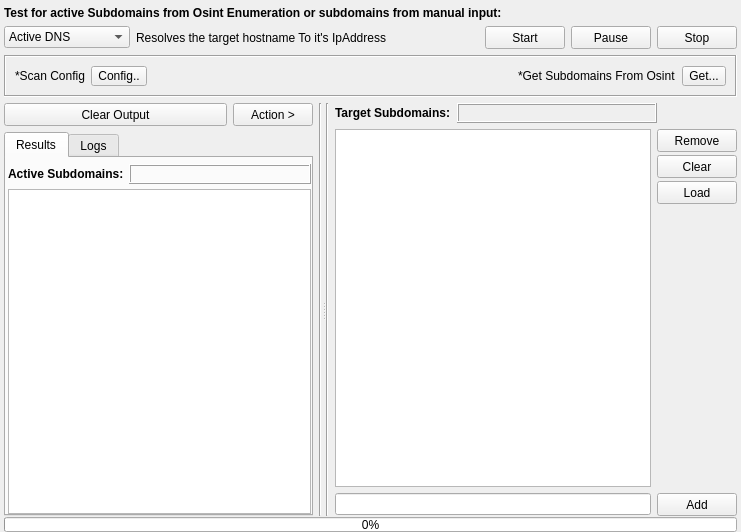
3nock/OTE, file gui/src/engines/active/Active.ui: the form before one commit.
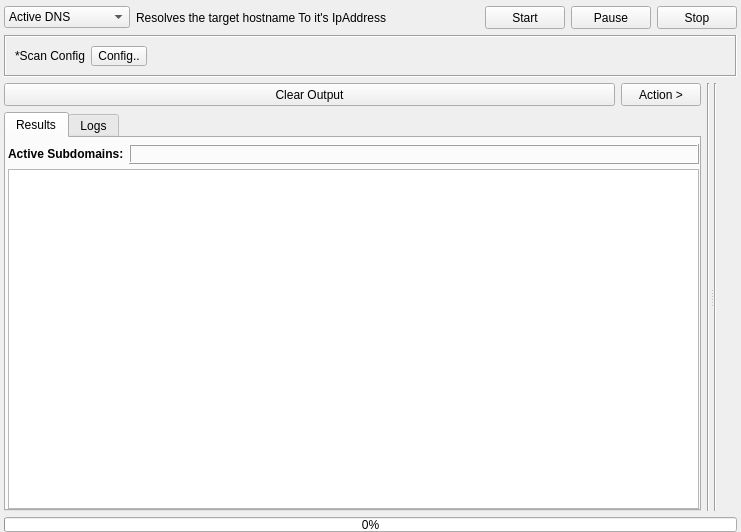
The form after the commit. Custom widgets are drawn as their Qt base class.

Patch:
```diff
--- a/gui/src/engines/active/Active.ui
+++ b/gui/src/engines/active/Active.ui
@@ -16,7 +16,7 @@
   <property name="styleSheet">
    <string notr="true"/>
   </property>
-  <layout class="QVBoxLayout" name="verticalLayout_2">
+  <layout class="QVBoxLayout" name="verticalLayout">
    <property name="leftMargin">
     <number>4</number>
    </property>
@@ -29,25 +29,6 @@
    <property name="bottomMargin">
     <number>0</number>
    </property>
-   <item>
-    <widget class="QLabel" name="label_13">
-     <property name="sizePolicy">
-      <sizepolicy hsizetype="Preferred" vsizetype="Maximum">
-       <horstretch>0</horstretch>
-       <verstretch>0</verstretch>
-      </sizepolicy>
-     </property>
-     <property name="font">
-      <font>
-       <weight>75</weight>
-       <bold>true</bold>
-      </font>
-     </property>
-     <property name="text">
-      <string>Test for active Subdomains from Osint Enumeration or subdomains from manual input:</string>
-     </property>
-    </widget>
-   </item>
    <item>
     <layout class="QHBoxLayout" name="horizontalLayout">
      <item>
@@ -248,43 +229,9 @@
         </property>
        </spacer>
       </item>
-      <item>
-       <widget class="QLabel" name="label_16">
-        <property name="sizePolicy">
-         <sizepolicy hsizetype="Maximum" vsizetype="Maximum">
-          <horstretch>0</horstretch>
-          <verstretch>0</verstretch>
-         </sizepolicy>
-        </property>
-        <property name="text">
-         <string>*Get Subdomains From Osint</string>
-        </property>
-       </widget>
-      </item>
-      <item>
-       <widget class="QToolButton" name="toolButton_get">
-        <property name="minimumSize">
-         <size>
-          <width>0</width>
-          <height>19</height>
-         </size>
-        </property>
-        <property name="styleSheet">
-         <string notr="true"/>
-        </property>
-        <property name="text">
-         <string>Get...</string>
-        </property>
-       </widget>
-      </item>
      </layout>
     </widget>
    </item>
-   <item>
-    <layout class="QVBoxLayout" name="verticalLayout">
-     <property name="spacing">
-      <number>1</number>
-     </property>
      <item>
       <widget class="QSplitter" name="splitter">
        <property name="orientation">
@@ -593,257 +540,13 @@
           </widget>
          </item>
          <item>
-          <widget class="QFrame" name="frame_targets">
-           <layout class="QVBoxLayout" name="verticalLayout_25">
-            <property name="spacing">
-             <number>6</number>
-            </property>
-            <property name="leftMargin">
-             <number>0</number>
-            </property>
-            <property name="topMargin">
-             <number>0</number>
-            </property>
-            <property name="rightMargin">
-             <number>0</number>
-            </property>
-            <property name="bottomMargin">
-             <number>0</number>
-            </property>
-            <item>
-             <layout class="QHBoxLayout" name="theLayout">
-              <item>
-               <widget class="QLabel" name="label_15">
-                <property name="sizePolicy">
-                 <sizepolicy hsizetype="Maximum" vsizetype="Preferred">
-                  <horstretch>0</horstretch>
-                  <verstretch>0</verstretch>
-                 </sizepolicy>
-                </property>
-                <property name="font">
-                 <font>
-                  <weight>75</weight>
-                  <bold>true</bold>
-                 </font>
-                </property>
-                <property name="text">
-                 <string>Target Subdomains:</string>
-                </property>
-               </widget>
-              </item>
-              <item>
-               <widget class="QLabel" name="label_targetsCount">
-                <property name="sizePolicy">
-                 <sizepolicy hsizetype="Preferred" vsizetype="Maximum">
-                  <horstretch>0</horstretch>
-                  <verstretch>0</verstretch>
-                 </sizepolicy>
-                </property>
+        <widget class="InputWidget" name="targets" native="true">
                 <property name="minimumSize">
                  <size>
                   <width>0</width>
-                  <height>20</height>
-                 </size>
-                </property>
-                <property name="maximumSize">
-                 <size>
-                  <width>16777215</width>
-                  <height>20</height>
-                 </size>
-                </property>
-                <property name="font">
-                 <font>
-                  <weight>75</weight>
-                  <bold>true</bold>
-                 </font>
-                </property>
-                <property name="styleSheet">
-                 <string notr="true"/>
-                </property>
-                <property name="frameShape">
-                 <enum>QFrame::Box</enum>
-                </property>
-                <property name="frameShadow">
-                 <enum>QFrame::Raised</enum>
-                </property>
-                <property name="text">
-                 <string/>
-                </property>
-               </widget>
-              </item>
-              <item>
-               <spacer name="horizontalSpacer_9">
-                <property name="orientation">
-                 <enum>Qt::Horizontal</enum>
-                </property>
-                <property name="sizeType">
-                 <enum>QSizePolicy::Fixed</enum>
-                </property>
-                <property name="sizeHint" stdset="0">
-                 <size>
-                  <width>80</width>
-                  <height>20</height>
-                 </size>
-                </property>
-               </spacer>
-              </item>
-             </layout>
-            </item>
-            <item>
-             <layout class="QHBoxLayout" name="horizontalLayout_24">
-              <item>
-               <widget class="QListWidget" name="listWidget_targets">
-                <property name="font">
-                 <font>
-                  <family>MS Shell Dlg 2</family>
-                  <pointsize>8</pointsize>
-                 </font>
-                </property>
-                <property name="focusPolicy">
-                 <enum>Qt::NoFocus</enum>
-                </property>
-                <property name="styleSheet">
-                 <string notr="true"/>
-                </property>
-                <property name="editTriggers">
-                 <set>QAbstractItemView::DoubleClicked</set>
-                </property>
-                <property name="showDropIndicator" stdset="0">
-                 <bool>false</bool>
-                </property>
-                <property name="selectionMode">
-                 <enum>QAbstractItemView::ExtendedSelection</enum>
-                </property>
-                <property name="verticalScrollMode">
-                 <enum>QAbstractItemView::ScrollPerPixel</enum>
-                </property>
-                <property name="horizontalScrollMode">
-                 <enum>QAbstractItemView::ScrollPerPixel</enum>
-                </property>
-                <property name="selectionRectVisible">
-                 <bool>false</bool>
-                </property>
-                <property name="sortingEnabled">
-                 <bool>false</bool>
-                </property>
-               </widget>
-              </item>
-              <item>
-               <layout class="QVBoxLayout" name="verticalLayout_26">
-                <property name="spacing">
-                 <number>3</number>
-                </property>
-                <item>
-                 <widget class="QPushButton" name="pushButton_removeTargets">
-                  <property name="minimumSize">
-                   <size>
-                    <width>75</width>
-                    <height>23</height>
-                   </size>
-                  </property>
-                  <property name="styleSheet">
-                   <string notr="true"/>
-                  </property>
-                  <property name="text">
-                   <string>Remove</string>
-                  </property>
-                 </widget>
-                </item>
-                <item>
-                 <widget class="QPushButton" name="pushButton_clearTargets">
-                  <property name="sizePolicy">
-                   <sizepolicy hsizetype="Fixed" vsizetype="Fixed">
-                    <horstretch>0</horstretch>
-                    <verstretch>0</verstretch>
-                   </sizepolicy>
-                  </property>
-                  <property name="minimumSize">
-                   <size>
-                    <width>75</width>
-                    <height>23</height>
-                   </size>
-                  </property>
-                  <property name="styleSheet">
-                   <string notr="true"/>
-                  </property>
-                  <property name="text">
-                   <string>Clear</string>
-                  </property>
-                 </widget>
-                </item>
-                <item>
-                 <widget class="QPushButton" name="pushButton_loadTargets">
-                  <property name="sizePolicy">
-                   <sizepolicy hsizetype="Fixed" vsizetype="Fixed">
-                    <horstretch>0</horstretch>
-                    <verstretch>0</verstretch>
-                   </sizepolicy>
-                  </property>
-                  <property name="minimumSize">
-                   <size>
-                    <width>75</width>
-                    <height>23</height>
-                   </size>
-                  </property>
-                  <property name="styleSheet">
-                   <string notr="true"/>
-                  </property>
-                  <property name="text">
-                   <string>Load</string>
-                  </property>
-                 </widget>
-                </item>
-                <item>
-                 <spacer name="verticalSpacer_4">
-                  <property name="orientation">
-                   <enum>Qt::Vertical</enum>
-                  </property>
-                  <property name="sizeHint" stdset="0">
-                   <size>
-                    <width>20</width>
-                    <height>40</height>
-                   </size>
-                  </property>
-                 </spacer>
-                </item>
-               </layout>
-              </item>
-             </layout>
-            </item>
-            <item>
-             <layout class="QHBoxLayout" name="horizontalLayout_25">
-              <item>
-               <widget class="QLineEdit" name="lineEdit_targets">
-                <property name="styleSheet">
-                 <string notr="true"/>
-                </property>
-               </widget>
-              </item>
-              <item>
-               <widget class="QPushButton" name="pushButton_addTargets">
-                <property name="sizePolicy">
-                 <sizepolicy hsizetype="Fixed" vsizetype="Fixed">
-                  <horstretch>0</horstretch>
-                  <verstretch>0</verstretch>
-                 </sizepolicy>
-                </property>
-                <property name="minimumSize">
-                 <size>
-                  <width>75</width>
-                  <height>23</height>
-                 </size>
-                </property>
-                <property name="styleSheet">
-                 <string notr="true"/>
-                </property>
-                <property name="text">
-                 <string>Add</string>
-                </property>
-               </widget>
-              </item>
-             </layout>
-            </item>
-           </layout>
+           <height>150</height>
+          </size>
+         </property>
           </widget>
          </item>
         </layout>
@@ -873,9 +576,15 @@
       </widget>
      </item>
     </layout>
-   </item>
-  </layout>
  </widget>
+ <customwidgets>
+  <customwidget>
+   <class>InputWidget</class>
+   <extends>QWidget</extends>
+   <header>src/widgets/InputWidget.h</header>
+   <container>1</container>
+  </customwidget>
+ </customwidgets>
  <resources/>
  <connections/>
 </ui>
```
Left out of the diff: 30 changed lines with no effect on the pictures. Lines whose indentation alone changed are shown as unchanged.
